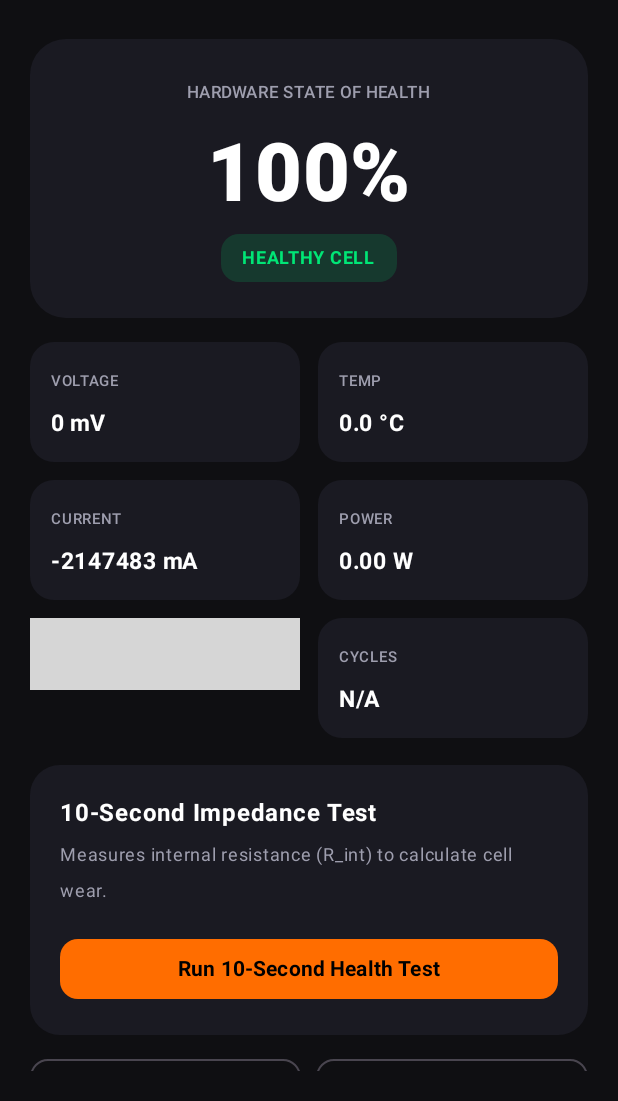
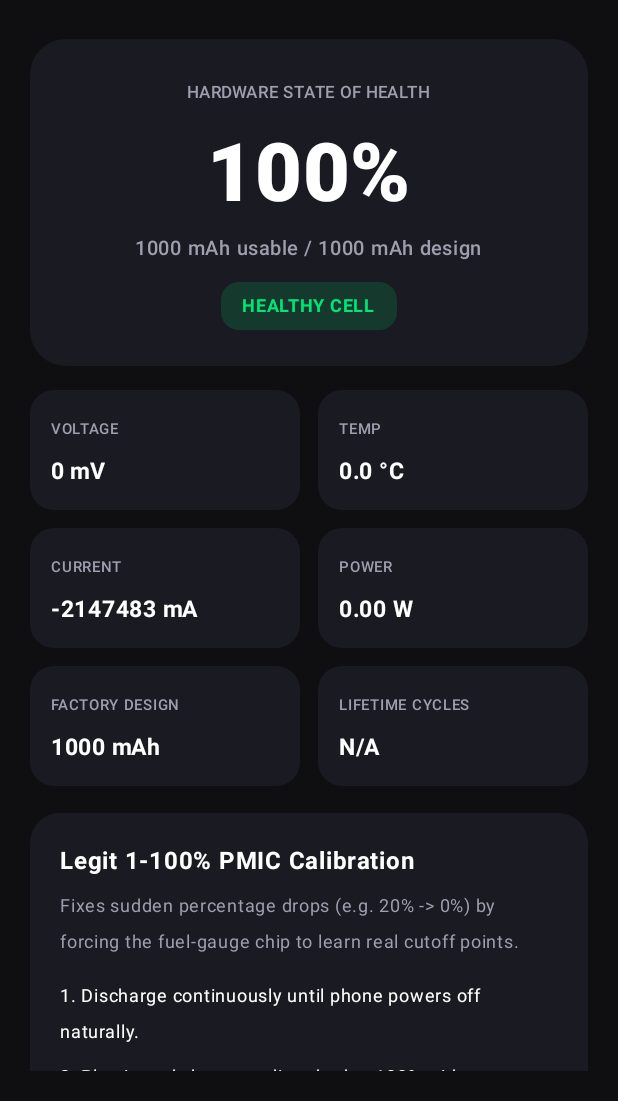
Before and after one commit to manuelmania93-svg/BatteryFox, an Android app built with Jetpack Compose: the screen it shows after launch (MainActivity), on a phone screen of 412 x 824 dp, the part 135-1236 px from its top. Run offline under Robolectric (Android 15) with nearby library versions, the light colour scheme and no system bars; grey boxes are pictures that could not be loaded.

Commit message:
fix(ui): align DashboardScreen telemetry properties with BatteryViewModel state

```diff
--- a/app/src/main/java/com/batteryfox/app/presentation/ui/DashboardScreen.kt
+++ b/app/src/main/java/com/batteryfox/app/presentation/ui/DashboardScreen.kt
@@ -46,6 +46,7 @@ fun DashboardScreen(viewModel: BatteryViewModel) {
     ) {
         Spacer(modifier = Modifier.height(24.dp))
 
+        // Top Header
         Row(
             modifier = Modifier.fillMaxWidth(),
             verticalAlignment = Alignment.CenterVertically,
@@ -76,6 +77,7 @@ fun DashboardScreen(viewModel: BatteryViewModel) {
 
         Spacer(modifier = Modifier.height(24.dp))
 
+        // Hero Card: State of Health + Real Hardware Capacity
         Card(
             modifier = Modifier.fillMaxWidth(),
             shape = RoundedCornerShape(24.dp),
@@ -93,7 +95,16 @@ fun DashboardScreen(viewModel: BatteryViewModel) {
                     fontSize = 54.sp,
                     fontWeight = FontWeight.ExtraBold
                 )
-                Spacer(modifier = Modifier.height(8.dp))
+                Spacer(modifier = Modifier.height(6.dp))
+
+                Text(
+                    text = "${state.currentAvailableMah} mAh usable / ${state.factoryDesignMah} mAh design",
+                    color = FoxTextSecondary,
+                    fontSize = 13.sp,
+                    fontWeight = FontWeight.Medium
+                )
+
+                Spacer(modifier = Modifier.height(10.dp))
                 Surface(
                     color = if (state.estimatedHealthPercent >= 80f) FoxElectricGreen.copy(alpha = 0.15f) else FoxAccentOrange.copy(alpha = 0.15f),
                     shape = RoundedCornerShape(12.dp)
@@ -111,6 +122,7 @@ fun DashboardScreen(viewModel: BatteryViewModel) {
 
         Spacer(modifier = Modifier.height(16.dp))
 
+        // Telemetry Row 1 (Voltage + Temp)
         Row(modifier = Modifier.fillMaxWidth(), horizontalArrangement = Arrangement.spacedBy(12.dp)) {
             val voltLabel = if (state.isDualCell) "VOLTS (2S DUAL)" else "VOLTAGE"
             TelemetryCard(title = voltLabel, value = "${state.voltageMv} mV", modifier = Modifier.weight(1f))
@@ -119,6 +131,7 @@ fun DashboardScreen(viewModel: BatteryViewModel) {
 
         Spacer(modifier = Modifier.height(12.dp))
 
+        // Telemetry Row 2 (Current + Power Watts)
         Row(modifier = Modifier.fillMaxWidth(), horizontalArrangement = Arrangement.spacedBy(12.dp)) {
             TelemetryCard(title = "CURRENT", value = "${state.currentMa} mA", modifier = Modifier.weight(1f))
             val formattedWatts = String.format("%.2f", state.wattage)
@@ -127,54 +140,75 @@ fun DashboardScreen(viewModel: BatteryViewModel) {
 
         Spacer(modifier = Modifier.height(12.dp))
 
+        // Telemetry Row 3 (Capacity Details)
         Row(modifier = Modifier.fillMaxWidth(), horizontalArrangement = Arrangement.spacedBy(12.dp)) {
-            val capValue = if (state.designCapacityMah > 0) "${state.remainingCapacityMah}/${state.designCapacityMah} mAh" else "${state.remainingCapacityMah} mAh"
-            TelemetryCard(title = "CAPACITY (REAL)", value = capValue, modifier = Modifier.weight(1f))
-            TelemetryCard(title = "CYCLES", value = state.cycleCount?.toString() ?: "N/A", modifier = Modifier.weight(1f))
+            TelemetryCard(title = "FACTORY DESIGN", value = "${state.factoryDesignMah} mAh", modifier = Modifier.weight(1f))
+            TelemetryCard(title = "LIFETIME CYCLES", value = state.cycleCount?.toString() ?: "N/A", modifier = Modifier.weight(1f))
+        }
+
+        // Calibration Drift Alert Card
+        if (state.calibrationDriftDetected) {
+            Spacer(modifier = Modifier.height(14.dp))
+            Card(
+                modifier = Modifier.fillMaxWidth(),
+                shape = RoundedCornerShape(16.dp),
+                colors = CardDefaults.cardColors(containerColor = FoxAccentOrange.copy(alpha = 0.12f))
+            ) {
+                Column(modifier = Modifier.padding(16.dp)) {
+                    Text("Fuel Gauge Drift Detected", color = FoxAccentOrange, fontWeight = FontWeight.Bold, fontSize = 14.sp)
+                    Spacer(modifier = Modifier.height(4.dp))
+                    Text(
+                        text = "Your voltage does not match your battery %. Follow the 1-100% calibration cycle below to reset PMIC tracking.",
+                        color = FoxTextPrimary,
+                        fontSize = 12.sp
+                    )
+                }
+            }
         }
 
         state.statusMessage?.let { msg ->
-            Spacer(modifier = Modifier.height(14.dp))
+            Spacer(modifier = Modifier.height(12.dp))
             Text(text = msg, color = FoxAccentOrange, fontSize = 12.sp, fontWeight = FontWeight.Medium)
         }
 
         Spacer(modifier = Modifier.height(18.dp))
 
+        // Legitimate Calibration Protocol Card
         Card(
             modifier = Modifier.fillMaxWidth(),
             shape = RoundedCornerShape(20.dp),
             colors = CardDefaults.cardColors(containerColor = FoxSurface)
         ) {
             Column(modifier = Modifier.fillMaxWidth().padding(20.dp)) {
-                Text("10-Second Impedance Test", color = FoxTextPrimary, fontWeight = FontWeight.Bold, fontSize = 16.sp)
-                Spacer(modifier = Modifier.height(4.dp))
-                Text("Measures internal resistance (R_int) to calculate cell wear.", color = FoxTextSecondary, fontSize = 12.sp)
-
-                state.measuredResistanceMilliOhms?.let { res ->
-                    Spacer(modifier = Modifier.height(12.dp))
-                    Text("Resistance: ${res.toInt()} mΩ (${state.testConfidence ?: ""})", color = FoxAccentOrange, fontWeight = FontWeight.Bold)
-                }
-
-                Spacer(modifier = Modifier.height(16.dp))
-                Button(
-                    onClick = { viewModel.runResistanceStressTest() },
-                    enabled = !state.isTestingResistance,
-                    modifier = Modifier.fillMaxWidth(),
-                    shape = RoundedCornerShape(12.dp),
-                    colors = ButtonDefaults.buttonColors(containerColor = FoxAccentOrange)
-                ) {
-                    Text(
-                        if (state.isTestingResistance) "Testing Pulses..." else "Run 10-Second Health Test",
-                        color = Color.Black,
-                        fontWeight = FontWeight.Bold
-                    )
+                Text("Legit 1-100% PMIC Calibration", color = FoxTextPrimary, fontWeight = FontWeight.Bold, fontSize = 16.sp)
+                Spacer(modifier = Modifier.height(6.dp))
+                Text(
+                    text = "Fixes sudden percentage drops (e.g. 20% -> 0%) by forcing the fuel-gauge chip to learn real cutoff points.",
+                    color = FoxTextSecondary,
+                    fontSize = 12.sp
+                )
+                Spacer(modifier = Modifier.height(12.dp))
+                Column(verticalArrangement = Arrangement.spacedBy(6.dp)) {
+                    Text("1. Discharge continuously until phone powers off naturally.", color = FoxTextPrimary, fontSize = 12.sp)
+                    Text("2. Plug in and charge undisturbed to 100% without unplugging.", color = FoxTextPrimary, fontSize = 12.sp)
+                    Text("3. Leave plugged in for 60 min after 100% to saturate cell registers.", color = FoxTextPrimary, fontSize = 12.sp)
                 }
             }
         }
 
-        Spacer(modifier = Modifier.height(12.dp))
+        Spacer(modifier = Modifier.height(14.dp))
 
+        // Action Buttons: Hardened OEM Menu + Bug Report Picker
         Row(modifier = Modifier.fillMaxWidth(), horizontalArrangement = Arrangement.spacedBy(10.dp)) {
+            Button(
+                onClick = { viewModel.launchOemMenu() },
+                modifier = Modifier.weight(1f),
+                shape = RoundedCornerShape(12.dp),
+                colors = ButtonDefaults.buttonColors(containerColor = FoxAccentOrange)
+            ) {
+                Text("Launch Testing Menu", color = Color.Black, fontWeight = FontWeight.Bold, fontSize = 12.sp)
+            }
+
             OutlinedButton(
                 onClick = { filePicker.launch(arrayOf("application/zip", "application/octet-stream")) },
                 enabled = !state.isParsingBugReport,
@@ -184,18 +218,9 @@ fun DashboardScreen(viewModel: BatteryViewModel) {
             ) {
                 Text(if (state.isParsingBugReport) "Parsing..." else "Import Bug Report", fontSize = 12.sp)
             }
-
-            OutlinedButton(
-                onClick = { viewModel.launchOemMenu() },
-                modifier = Modifier.weight(1f),
-                shape = RoundedCornerShape(12.dp),
-                colors = ButtonDefaults.outlinedButtonColors(contentColor = FoxTextPrimary)
-            ) {
-                Text("OEM Menu", fontSize = 12.sp)
-            }
         }
 
-        Spacer(modifier = Modifier.height(24.dp))
+        Spacer(modifier = Modifier.height(28.dp))
     }
 }
 
```
